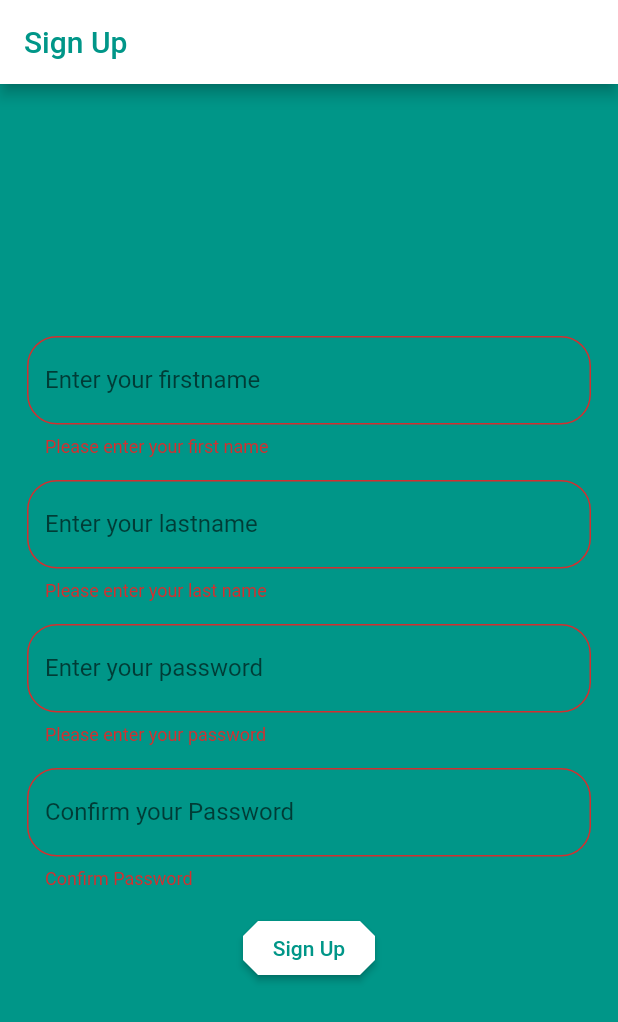
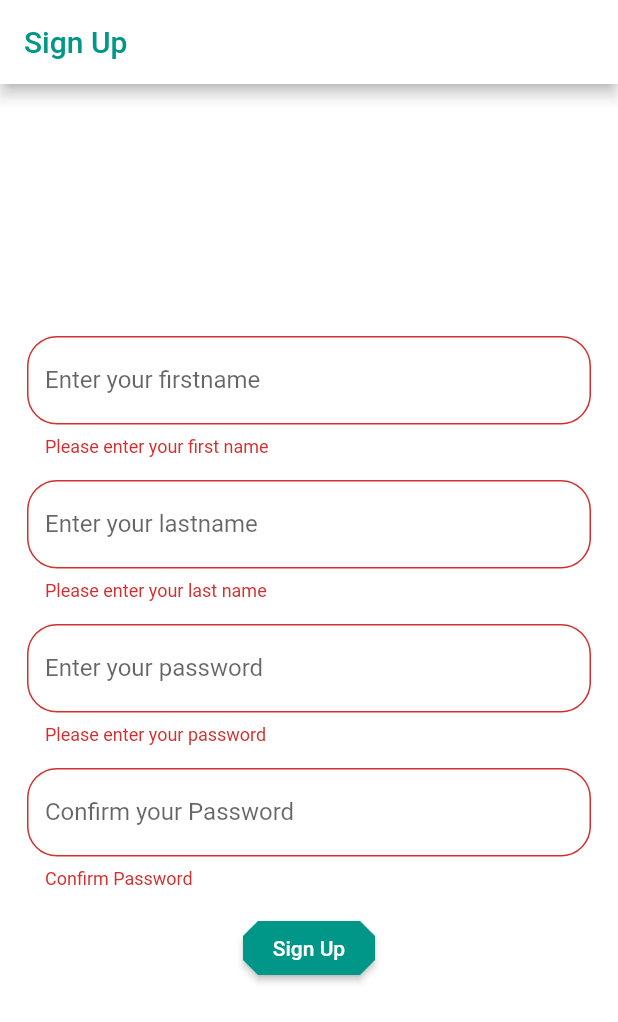
Before and after one commit to Infinical/main_app, a Flutter app: the screen it shows after launch, after a tap on "Sign Up", on a phone screen of 412 x 824 dp. Shown: the top 1022 px of the screen. Run offline on Flutter 3.47's test engine with Material 2 defaults, Android fonts, the phone set to English and light mode, and no system bars.

Commit message:
change background color

```diff
--- a/lib/main.dart
+++ b/lib/main.dart
@@ -13,7 +13,7 @@ class SignUp extends StatelessWidget {
       debugShowCheckedModeBanner: false,
       theme: ThemeData(primaryColor: Colors.white),
       home: Scaffold(
-        backgroundColor: Colors.teal,
+        backgroundColor: Colors.white,
         appBar: AppBar(
           title: Text(
             formTitle,
@@ -109,16 +109,16 @@ class SignUpFormState extends State<SignUpForm> {
               onPressed: () {
                 if (_formKey.currentState.validate()) {
                   Scaffold.of(context)
-                      .showSnackBar(SnackBar(content: Text('Signing In ..')));
+                      .showSnackBar(SnackBar(content: Text('Signing Up ..')));
                 }
               },
               child: Text(
                 'Sign Up',
-                style: TextStyle(color: Colors.teal),
+                style: TextStyle(color: Colors.white),
               ),
               shape: BeveledRectangleBorder(
                   borderRadius: BorderRadius.all(Radius.circular(10.0))),
-              color: Colors.white,
+              color: Colors.teal,
             )
           ],
         )),
```
